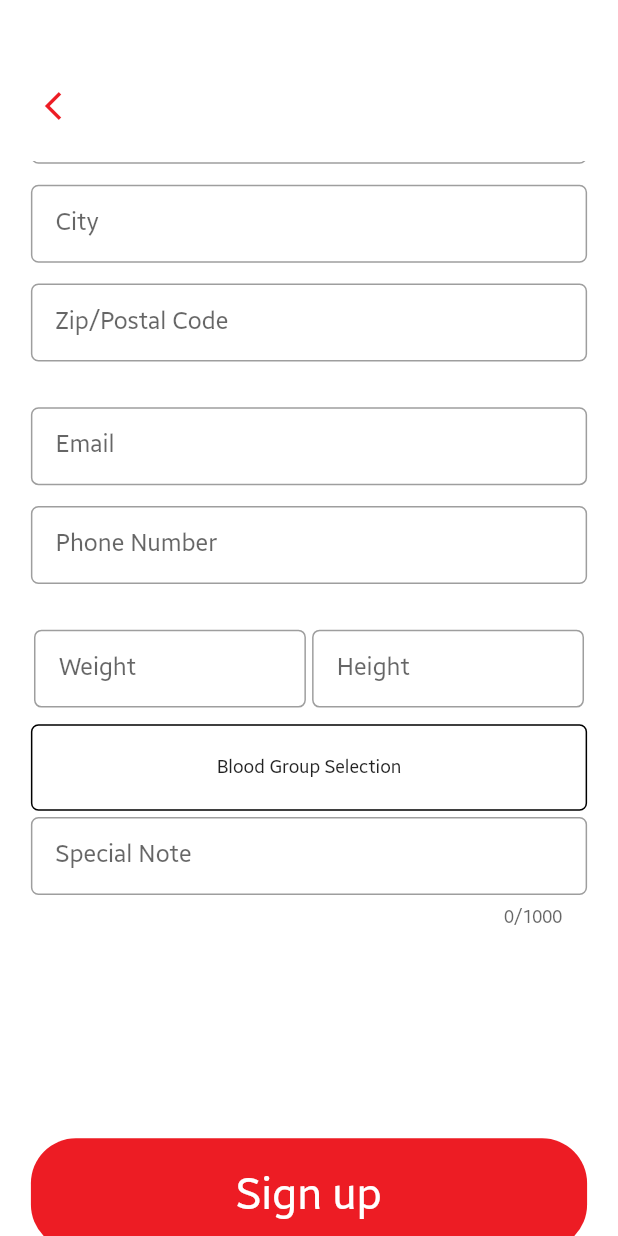
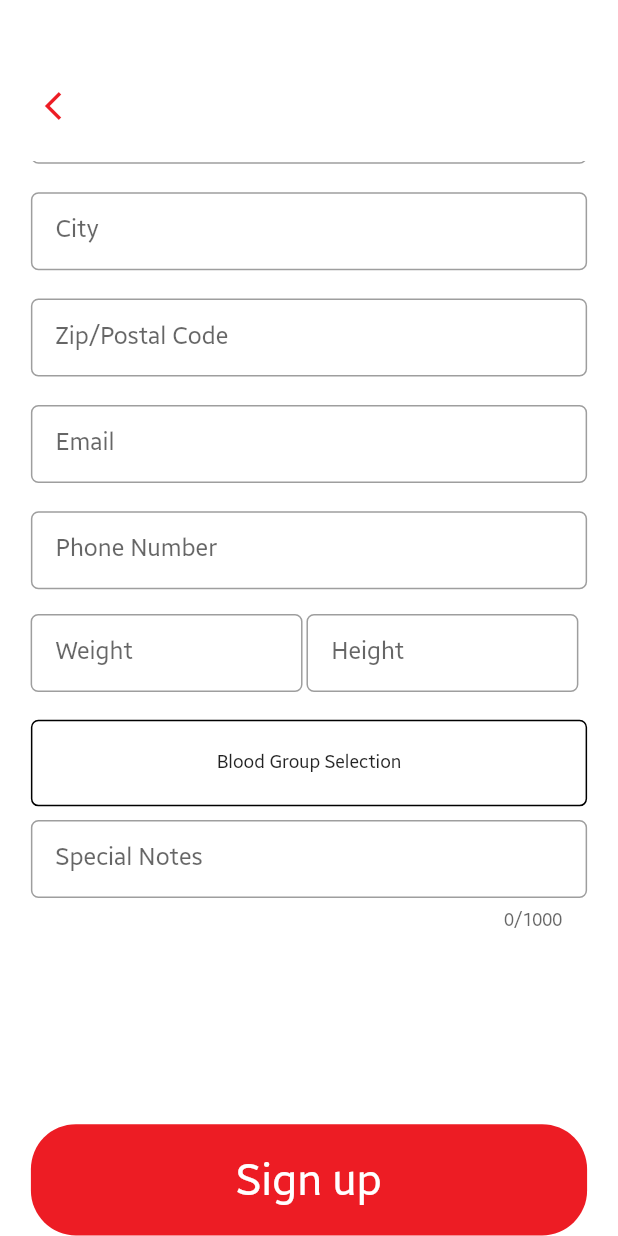
Before and after one commit to nsadisha/blood_bank, a Flutter app: the Signup screen opened directly, scrolled down 576 dp, on a phone screen of 412 x 824 dp. Run offline on Flutter 3.47's test engine with Material 2 defaults, Android fonts, the phone set to English and light mode, and no system bars; our stand-ins replace flutter_datetime_picker.

Commit message:
Fixed Margins

```diff
--- a/lib/signup.dart
+++ b/lib/signup.dart
@@ -77,6 +77,7 @@ class _SignupState extends State<Signup> {
                             children: <Widget>[
                               Container(
                                 padding: EdgeInsets.all(0),
+                                margin: EdgeInsets.only(bottom: 5.0,right: 3.0),
                                 width: width*0.44,
                                 child: TextFormField(
                                   keyboardType: TextInputType.text,
@@ -91,6 +92,7 @@ class _SignupState extends State<Signup> {
                               ),
                               Container(
                                 padding: EdgeInsets.all(0),
+                                margin: EdgeInsets.only(bottom: 5.0),
                                 width: width*0.44,
                                 child: TextFormField(
                                   keyboardType: TextInputType.text,
@@ -170,6 +172,7 @@ class _SignupState extends State<Signup> {
                         ),
                         Container(
                           padding: EdgeInsets.all(0),
+                          margin: EdgeInsets.only(bottom: 5.0),
                           width: width*0.9,
                           height: height*0.08,
                           alignment: Alignment.center,
@@ -186,6 +189,7 @@ class _SignupState extends State<Signup> {
                         ),
                         Container(
                           padding: EdgeInsets.all(0),
+                          margin: EdgeInsets.only(bottom: 5.0),
                           width: width*0.9,
                           height: height*0.08,
                           alignment: Alignment.center,
@@ -202,7 +206,7 @@ class _SignupState extends State<Signup> {
                         ),
                         Container(
                           padding: EdgeInsets.all(0),
-                        margin: EdgeInsets.only(bottom: height*0.02),
+                          margin: EdgeInsets.only(bottom: 5.0),
                           width: width*0.9,
                           height: height*0.08,
                           alignment: Alignment.center,
@@ -219,6 +223,7 @@ class _SignupState extends State<Signup> {
                         ),
                         Container(
                           padding: EdgeInsets.all(0),
+                          margin: EdgeInsets.only(bottom: 5.0),
                           width: width*0.9,
                           height: height*0.08,
                           alignment: Alignment.center,
@@ -235,7 +240,7 @@ class _SignupState extends State<Signup> {
                         ),
                         Container(
                           padding: EdgeInsets.all(0),
-                        margin: EdgeInsets.only(bottom: height*0.02),
+                          margin: EdgeInsets.only(bottom: 5.0),
                           width: width*0.9,
                           height: height*0.08,
                           alignment: Alignment.center,
@@ -252,6 +257,7 @@ class _SignupState extends State<Signup> {
                         ),
                         Container(
                           padding: EdgeInsets.all(0),
+                          margin: EdgeInsets.only(bottom: 5.0,right: 3.0),
                           height: height*0.08,
                           width: width*0.9,
                           child: Row(
@@ -260,6 +266,7 @@ class _SignupState extends State<Signup> {
                             children: <Widget>[
                               Container(
                                 padding: EdgeInsets.all(0),
+                                margin: EdgeInsets.only(bottom: 5.0),
                                 width: width*0.44,
                                 child: TextFormField(
                                   keyboardType: TextInputType.number,
@@ -274,6 +281,7 @@ class _SignupState extends State<Signup> {
                               ),
                               Container(
                                 padding: EdgeInsets.all(0),
+                                margin: EdgeInsets.only(bottom: 5.0,right: 3.0),
                                 width: width*0.44,
                                 child: TextFormField(
                                   keyboardType: TextInputType.number,
@@ -290,6 +298,7 @@ class _SignupState extends State<Signup> {
                           ),
                         ),
                         Container(
+                          margin: EdgeInsets.only(bottom: 5.0),
                           width: width*0.9,
                           height: height*0.08,
                           alignment: Alignment.center,
@@ -303,7 +312,7 @@ class _SignupState extends State<Signup> {
                         ),
                         Container(
                           padding: EdgeInsets.all(0),
-                        margin: EdgeInsets.only(bottom: height*0.02),
+                          margin: EdgeInsets.only(bottom: 5.0),
                           width: width*0.9,
                           height: height*0.24,
                           alignment: Alignment.topCenter,
@@ -313,8 +322,8 @@ class _SignupState extends State<Signup> {
                             maxLines: null,
                             maxLength: 1000,
                             decoration: InputDecoration(
-                              labelText: "Special Note",
-                              hintText: "Special Note",
+                                labelText: "Special Notes",
+                                hintText: "Special Notes",
                                 contentPadding: EdgeInsets.all(width*0.04),
                                 border: OutlineInputBorder(borderRadius: BorderRadius.circular(5))
                             ),
@@ -323,7 +332,7 @@ class _SignupState extends State<Signup> {
                         Container(
                           width: width*0.9,
                           height: height*0.09,
-                        margin: EdgeInsets.only(bottom: height*0.04),
+                          margin: EdgeInsets.only(bottom: 5.0),
                           child: RaisedButton(
                               elevation: 0,
                               highlightElevation: 0,
```
Also changed, not shown: pubspec.lock, 1 other file. Lines whose indentation alone changed are shown as unchanged.
